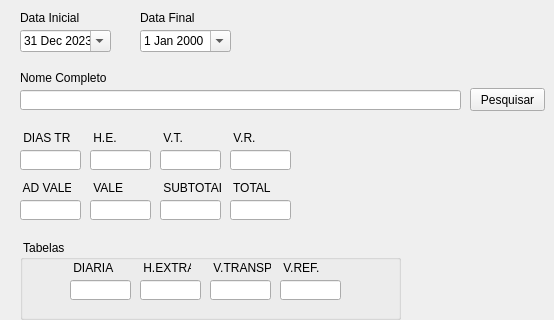
Qt form frms/frm_registros.ui (luissantananet/cadastro_colaborador) before a commit; both pictures show x 0 to 554 and y 0 to 320 of the 554 by 600 pixel window.
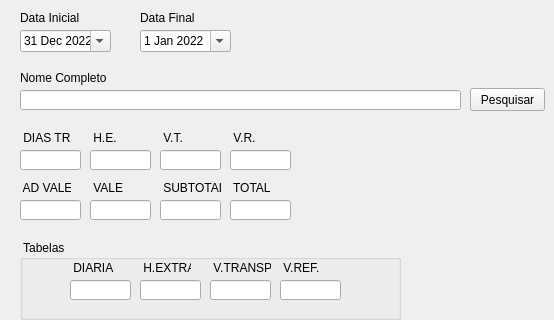
The same form after that commit.

Patch:
```diff
--- a/frms/frm_registros.ui
+++ b/frms/frm_registros.ui
@@ -92,7 +92,7 @@
       <hour>21</hour>
       <minute>0</minute>
       <second>0</second>
-      <year>2023</year>
+      <year>2022</year>
       <month>12</month>
       <day>31</day>
      </datetime>
@@ -126,6 +126,19 @@
     <property name="showGroupSeparator" stdset="0">
      <bool>true</bool>
     </property>
+    <property name="dateTime">
+     <datetime>
+      <hour>0</hour>
+      <minute>0</minute>
+      <second>0</second>
+      <year>2022</year>
+      <month>1</month>
+      <day>1</day>
+     </datetime>
+    </property>
+    <property name="currentSection">
+     <enum>QDateTimeEdit::MonthSection</enum>
+    </property>
     <property name="calendarPopup">
      <bool>true</bool>
     </property>
```
